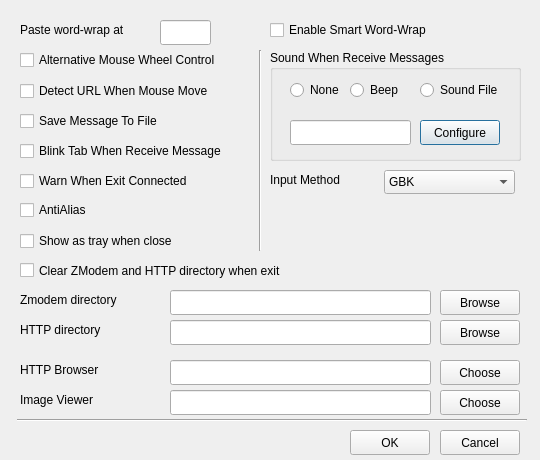
The window that src/ui/prefdialog.ui (adaptee/qterm-hack) describes before a commit, drawn with Qt 5.
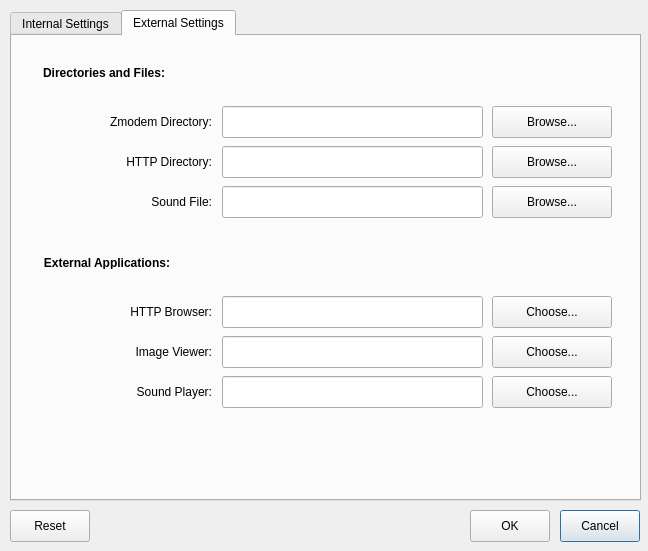
The same window after the commit. The open tabs and pages were chosen to show the change.

Commit message: New preference dialog

The edit to the form file:
```diff
--- a/src/ui/prefdialog.ui
+++ b/src/ui/prefdialog.ui
@@ -8,410 +8,38 @@
    <rect>
     <x>0</x>
     <y>0</y>
-    <width>540</width>
-    <height>460</height>
+    <width>648</width>
+    <height>551</height>
    </rect>
   </property>
+  <property name="sizePolicy" >
+   <sizepolicy vsizetype="Fixed" hsizetype="Fixed" >
+    <horstretch>0</horstretch>
+    <verstretch>0</verstretch>
+   </sizepolicy>
+  </property>
   <property name="minimumSize" >
    <size>
-    <width>540</width>
-    <height>460</height>
+    <width>648</width>
+    <height>551</height>
    </size>
   </property>
   <property name="maximumSize" >
    <size>
-    <width>540</width>
-    <height>460</height>
+    <width>648</width>
+    <height>551</height>
    </size>
   </property>
   <property name="windowTitle" >
    <string>Preference</string>
   </property>
-  <widget class="QCheckBox" name="wheelCheckBox" >
-   <property name="geometry" >
-    <rect>
-     <x>20</x>
-     <y>50</y>
-     <width>240</width>
-     <height>20</height>
-    </rect>
-   </property>
-   <property name="text" >
-    <string>Alternative Mouse Wheel Control</string>
-   </property>
-  </widget>
-  <widget class="QCheckBox" name="saveCheckBox" >
-   <property name="geometry" >
-    <rect>
-     <x>20</x>
-     <y>110</y>
-     <width>190</width>
-     <height>22</height>
-    </rect>
-   </property>
-   <property name="text" >
-    <string>Save Message To File</string>
-   </property>
-  </widget>
-  <widget class="QCheckBox" name="warnCheckBox" >
-   <property name="geometry" >
-    <rect>
-     <x>20</x>
-     <y>170</y>
-     <width>220</width>
-     <height>22</height>
-    </rect>
-   </property>
-   <property name="text" >
-    <string>Warn When Exit Connected</string>
-   </property>
-  </widget>
-  <widget class="QCheckBox" name="urlCheckBox" >
-   <property name="geometry" >
-    <rect>
-     <x>20</x>
-     <y>80</y>
-     <width>240</width>
-     <height>22</height>
-    </rect>
-   </property>
-   <property name="text" >
-    <string>Detect URL When Mouse Move</string>
-   </property>
-  </widget>
-  <widget class="QCheckBox" name="blinkCheckBox" >
-   <property name="geometry" >
-    <rect>
-     <x>20</x>
-     <y>140</y>
-     <width>260</width>
-     <height>22</height>
-    </rect>
-   </property>
-   <property name="text" >
-    <string>Blink Tab When Receive Message</string>
-   </property>
-  </widget>
-  <widget class="QLabel" name="TextLabel1_2" >
-   <property name="geometry" >
-    <rect>
-     <x>20</x>
-     <y>20</y>
-     <width>160</width>
-     <height>20</height>
-    </rect>
-   </property>
-   <property name="text" >
-    <string>Paste word-wrap at</string>
-   </property>
-  </widget>
-  <widget class="QLineEdit" name="wordLineEdit3" >
-   <property name="geometry" >
-    <rect>
-     <x>160</x>
-     <y>20</y>
-     <width>51</width>
-     <height>25</height>
-    </rect>
-   </property>
-  </widget>
-  <widget class="QGroupBox" name="groupBox" >
-   <property name="geometry" >
-    <rect>
-     <x>270</x>
-     <y>50</y>
-     <width>251</width>
-     <height>111</height>
-    </rect>
-   </property>
-   <property name="title" >
-    <string>Sound When Receive Messages</string>
-   </property>
-   <widget class="QRadioButton" name="noneRadioButton" >
-    <property name="geometry" >
-     <rect>
-      <x>20</x>
-      <y>30</y>
-      <width>71</width>
-      <height>20</height>
-     </rect>
-    </property>
-    <property name="text" >
-     <string>None</string>
-    </property>
-   </widget>
-   <widget class="QRadioButton" name="beepRadioButton" >
-    <property name="geometry" >
-     <rect>
-      <x>80</x>
-      <y>30</y>
-      <width>71</width>
-      <height>20</height>
-     </rect>
-    </property>
-    <property name="text" >
-     <string>Beep</string>
-    </property>
-   </widget>
-   <widget class="QRadioButton" name="fileRadioButton" >
-    <property name="geometry" >
-     <rect>
-      <x>150</x>
-      <y>30</y>
-      <width>91</width>
-      <height>20</height>
-     </rect>
-    </property>
-    <property name="text" >
-     <string>Sound File</string>
-    </property>
-   </widget>
-   <widget class="QLineEdit" name="wavefileLineEdit" >
-    <property name="geometry" >
-     <rect>
-      <x>20</x>
-      <y>70</y>
-      <width>121</width>
-      <height>25</height>
-     </rect>
-    </property>
-   </widget>
-   <widget class="QPushButton" name="selectsoundPushButton" >
-    <property name="geometry" >
-     <rect>
-      <x>150</x>
-      <y>70</y>
-      <width>80</width>
-      <height>25</height>
-     </rect>
-    </property>
-    <property name="text" >
-     <string>Configure</string>
-    </property>
-   </widget>
-  </widget>
-  <widget class="QCheckBox" name="smartCheckBox" >
-   <property name="geometry" >
-    <rect>
-     <x>270</x>
-     <y>20</y>
-     <width>200</width>
-     <height>20</height>
-    </rect>
-   </property>
-   <property name="text" >
-    <string>Enable Smart Word-Wrap</string>
-   </property>
-  </widget>
-  <widget class="QCheckBox" name="clearCheckBox" >
-   <property name="geometry" >
-    <rect>
-     <x>20</x>
-     <y>260</y>
-     <width>370</width>
-     <height>21</height>
-    </rect>
-   </property>
-   <property name="text" >
-    <string>Clear ZModem and HTTP directory when exit</string>
-   </property>
-  </widget>
-  <widget class="QCheckBox" name="aacheckBox" >
-   <property name="geometry" >
-    <rect>
-     <x>20</x>
-     <y>200</y>
-     <width>110</width>
-     <height>20</height>
-    </rect>
-   </property>
-   <property name="text" >
-    <string>AntiAlias</string>
-   </property>
-  </widget>
-  <widget class="QCheckBox" name="trayCheckBox" >
-   <property name="geometry" >
-    <rect>
-     <x>20</x>
-     <y>230</y>
-     <width>220</width>
-     <height>22</height>
-    </rect>
-   </property>
-   <property name="text" >
-    <string>Show as tray when close</string>
-   </property>
-  </widget>
-  <widget class="QLabel" name="textLabel1" >
-   <property name="geometry" >
-    <rect>
-     <x>20</x>
-     <y>290</y>
-     <width>140</width>
-     <height>20</height>
-    </rect>
-   </property>
-   <property name="text" >
-    <string>Zmodem directory</string>
-   </property>
-  </widget>
-  <widget class="QLabel" name="textLabel1_3" >
-   <property name="geometry" >
-    <rect>
-     <x>20</x>
-     <y>320</y>
-     <width>120</width>
-     <height>20</height>
-    </rect>
-   </property>
-   <property name="text" >
-    <string>HTTP directory</string>
-   </property>
-  </widget>
-  <widget class="QLabel" name="TextLabel3" >
-   <property name="geometry" >
-    <rect>
-     <x>20</x>
-     <y>360</y>
-     <width>100</width>
-     <height>20</height>
-    </rect>
-   </property>
-   <property name="text" >
-    <string>HTTP Browser</string>
-   </property>
-  </widget>
-  <widget class="QLabel" name="textLabel1_2" >
-   <property name="geometry" >
-    <rect>
-     <x>20</x>
-     <y>390</y>
-     <width>100</width>
-     <height>20</height>
-    </rect>
-   </property>
-   <property name="text" >
-    <string>Image Viewer</string>
-   </property>
-  </widget>
-  <widget class="QPushButton" name="browsePushButton" >
-   <property name="geometry" >
-    <rect>
-     <x>440</x>
-     <y>290</y>
-     <width>80</width>
-     <height>25</height>
-    </rect>
-   </property>
-   <property name="text" >
-    <string>Browse</string>
-   </property>
-  </widget>
-  <widget class="QPushButton" name="poolPushButton" >
-   <property name="geometry" >
-    <rect>
-     <x>440</x>
-     <y>320</y>
-     <width>80</width>
-     <height>25</height>
-    </rect>
-   </property>
-   <property name="text" >
-    <string>Browse</string>
-   </property>
-  </widget>
-  <widget class="QLineEdit" name="poolLineEdit" >
-   <property name="geometry" >
-    <rect>
-     <x>170</x>
-     <y>320</y>
-     <width>261</width>
-     <height>25</height>
-    </rect>
-   </property>
-  </widget>
-  <widget class="QLineEdit" name="zmodemLineEdit" >
-   <property name="geometry" >
-    <rect>
-     <x>170</x>
-     <y>290</y>
-     <width>261</width>
-     <height>25</height>
-    </rect>
-   </property>
-  </widget>
-  <widget class="QPushButton" name="choosehttpPushButton" >
-   <property name="geometry" >
-    <rect>
-     <x>440</x>
-     <y>360</y>
-     <width>80</width>
-     <height>25</height>
-    </rect>
-   </property>
-   <property name="text" >
-    <string>Choose</string>
-   </property>
-  </widget>
-  <widget class="QPushButton" name="imagePushButton" >
-   <property name="geometry" >
-    <rect>
-     <x>440</x>
-     <y>390</y>
-     <width>80</width>
-     <height>25</height>
-    </rect>
-   </property>
-   <property name="text" >
-    <string>Choose</string>
-   </property>
-  </widget>
-  <widget class="QLineEdit" name="imageLineEdit" >
-   <property name="geometry" >
-    <rect>
-     <x>170</x>
-     <y>390</y>
-     <width>261</width>
-     <height>25</height>
-    </rect>
-   </property>
-  </widget>
-  <widget class="QLineEdit" name="httpLineEdit" >
-   <property name="geometry" >
-    <rect>
-     <x>170</x>
-     <y>360</y>
-     <width>261</width>
-     <height>25</height>
-    </rect>
-   </property>
-  </widget>
-  <widget class="Line" name="Line1" >
-   <property name="geometry" >
-    <rect>
-     <x>17</x>
-     <y>410</y>
-     <width>510</width>
-     <height>20</height>
-    </rect>
-   </property>
-   <property name="frameShape" >
-    <enum>QFrame::HLine</enum>
-   </property>
-   <property name="frameShadow" >
-    <enum>QFrame::Sunken</enum>
-   </property>
-   <property name="orientation" >
-    <enum>Qt::Horizontal</enum>
-   </property>
-  </widget>
   <widget class="QPushButton" name="cancelPushButton" >
    <property name="geometry" >
     <rect>
-     <x>440</x>
-     <y>430</y>
+     <x>560</x>
+     <y>510</y>
      <width>80</width>
-     <height>25</height>
+     <height>32</height>
     </rect>
    </property>
    <property name="text" >
@@ -421,62 +49,605 @@
   <widget class="QPushButton" name="okPushButton" >
    <property name="geometry" >
     <rect>
-     <x>350</x>
-     <y>430</y>
+     <x>470</x>
+     <y>510</y>
      <width>80</width>
-     <height>25</height>
+     <height>32</height>
     </rect>
    </property>
    <property name="text" >
     <string>OK</string>
    </property>
   </widget>
-  <widget class="QLabel" name="TextLabel1" >
+  <widget class="QTabWidget" name="tabWidget" >
    <property name="geometry" >
     <rect>
-     <x>270</x>
-     <y>170</y>
-     <width>101</width>
-     <height>20</height>
+     <x>10</x>
+     <y>10</y>
+     <width>631</width>
+     <height>491</height>
+    </rect>
+   </property>
+   <property name="sizePolicy" >
+    <sizepolicy vsizetype="Fixed" hsizetype="Fixed" >
+     <horstretch>0</horstretch>
+     <verstretch>0</verstretch>
+    </sizepolicy>
+   </property>
+   <property name="currentIndex" >
+    <number>0</number>
+   </property>
+   <widget class="QWidget" name="tab_2" >
+    <property name="geometry" >
+     <rect>
+      <x>0</x>
+      <y>0</y>
+      <width>619</width>
+      <height>450</height>
+     </rect>
+    </property>
+    <attribute name="title" >
+     <string>Internal Settings</string>
+    </attribute>
+    <widget class="QCheckBox" name="wheelCheckBox" >
+     <property name="geometry" >
+      <rect>
+       <x>190</x>
+       <y>150</y>
+       <width>411</width>
+       <height>32</height>
+      </rect>
+     </property>
+     <property name="text" >
+      <string>Alternative Mouse Wheel Control</string>
+     </property>
+    </widget>
+    <widget class="QCheckBox" name="aacheckBox" >
+     <property name="geometry" >
+      <rect>
+       <x>190</x>
+       <y>310</y>
+       <width>411</width>
+       <height>32</height>
+      </rect>
+     </property>
+     <property name="text" >
+      <string>Anti-Aliasing</string>
+     </property>
+    </widget>
+    <widget class="QCheckBox" name="warnCheckBox" >
+     <property name="geometry" >
+      <rect>
+       <x>190</x>
+       <y>270</y>
+       <width>411</width>
+       <height>32</height>
+      </rect>
+     </property>
+     <property name="text" >
+      <string>Warn When Exit Connected</string>
+     </property>
+    </widget>
+    <widget class="QCheckBox" name="trayCheckBox" >
+     <property name="geometry" >
+      <rect>
+       <x>190</x>
+       <y>350</y>
+       <width>411</width>
+       <height>32</height>
+      </rect>
+     </property>
+     <property name="text" >
+      <string>Show System Tray Icon</string>
+     </property>
+    </widget>
+    <widget class="QLabel" name="TextLabel1_2" >
+     <property name="geometry" >
+      <rect>
+       <x>20</x>
+       <y>110</y>
+       <width>160</width>
+       <height>32</height>
+      </rect>
+     </property>
+     <property name="text" >
+      <string>Paste Word-Wrap at:</string>
+     </property>
+     <property name="alignment" >
+      <set>Qt::AlignRight|Qt::AlignTrailing|Qt::AlignVCenter</set>
+     </property>
+    </widget>
+    <widget class="QCheckBox" name="blinkCheckBox" >
+     <property name="geometry" >
+      <rect>
+       <x>190</x>
+       <y>230</y>
+       <width>411</width>
+       <height>32</height>
+      </rect>
+     </property>
+     <property name="text" >
+      <string>Blink Tab When Receive Message</string>
+     </property>
+    </widget>
+    <widget class="QCheckBox" name="clearCheckBox" >
+     <property name="geometry" >
+      <rect>
+       <x>190</x>
+       <y>390</y>
+       <width>411</width>
+       <height>32</height>
+      </rect>
+     </property>
+     <property name="text" >
+      <string>Clear ZModem and HTTP directory When Exit</string>
+     </property>
+    </widget>
+    <widget class="QCheckBox" name="urlCheckBox" >
+     <property name="geometry" >
+      <rect>
+       <x>190</x>
+       <y>190</y>
+       <width>411</width>
+       <height>32</height>
+      </rect>
+     </property>
+     <property name="text" >
+      <string>Detect URL When Mouse Move</string>
+     </property>
+    </widget>
+    <widget class="QLabel" name="TextLabel1" >
+     <property name="geometry" >
+      <rect>
+       <x>20</x>
+       <y>70</y>
+       <width>160</width>
+       <height>32</height>
+      </rect>
+     </property>
+     <property name="text" >
+      <string>Input Method:</string>
+     </property>
+     <property name="alignment" >
+      <set>Qt::AlignRight|Qt::AlignTrailing|Qt::AlignVCenter</set>
+     </property>
+     <property name="buddy" >
+      <cstring>ximComboBox</cstring>
+     </property>
+    </widget>
+    <widget class="QComboBox" name="ximComboBox" >
+     <property name="geometry" >
+      <rect>
+       <x>190</x>
+       <y>70</y>
+       <width>411</width>
+       <height>32</height>
+      </rect>
+     </property>
+     <item>
+      <property name="text" >
+       <string>GBK</string>
+      </property>
+     </item>
+     <item>
+      <property name="text" >
+       <string>BIG5</string>
+      </property>
+     </item>
+    </widget>
+    <widget class="QWidget" name="layoutWidget_2" >
+     <property name="geometry" >
+      <rect>
+       <x>20</x>
+       <y>20</y>
+       <width>581</width>
+       <height>34</height>
+      </rect>
+     </property>
+     <layout class="QHBoxLayout" name="horizontalLayout_3" >
+      <item>
+       <widget class="QLabel" name="boldLabel_3" >
+        <property name="font" >
+         <font>
+          <weight>75</weight>
+          <bold>true</bold>
+         </font>
+        </property>
+        <property name="text" >
+         <string>Miscellaneous Options:</string>
+        </property>
+        <property name="alignment" >
+         <set>Qt::AlignRight|Qt::AlignTrailing|Qt::AlignVCenter</set>
+        </property>
+       </widget>
+      </item>
+      <item>
+       <spacer name="horizontalSpacer_7" >
+        <property name="orientation" >
+         <enum>Qt::Horizontal</enum>
+        </property>
+        <property name="sizeHint" stdset="0" >
+         <size>
+          <width>368</width>
+          <height>32</height>
+         </size>
+        </property>
+       </spacer>
+      </item>
+     </layout>
+    </widget>
+    <widget class="QSpinBox" name="wordSpinBox" >
+     <property name="geometry" >
+      <rect>
+       <x>190</x>
+       <y>110</y>
+       <width>411</width>
+       <height>32</height>
+      </rect>
+     </property>
+    </widget>
+   </widget>
+   <widget class="QWidget" name="tab" >
+    <property name="geometry" >
+     <rect>
+      <x>0</x>
+      <y>0</y>
+      <width>619</width>
+      <height>450</height>
+     </rect>
+    </property>
+    <attribute name="title" >
+     <string>External Settings</string>
+    </attribute>
+    <widget class="QLineEdit" name="httpLineEdit" >
+     <property name="geometry" >
+      <rect>
+       <x>210</x>
+       <y>260</y>
+       <width>261</width>
+       <height>32</height>
+      </rect>
+     </property>
+    </widget>
+    <widget class="QLabel" name="textLabel1_2" >
+     <property name="geometry" >
+      <rect>
+       <x>40</x>
+       <y>300</y>
+       <width>160</width>
+       <height>32</height>
+      </rect>
+     </property>
+     <property name="text" >
+      <string>Image Viewer:</string>
+     </property>
+     <property name="alignment" >
+      <set>Qt::AlignRight|Qt::AlignTrailing|Qt::AlignVCenter</set>
+     </property>
+     <property name="buddy" >
+      <cstring>imageLineEdit</cstring>
+     </property>
+    </widget>
+    <widget class="QPushButton" name="choosehttpPushButton" >
+     <property name="geometry" >
+      <rect>
+       <x>480</x>
+       <y>260</y>
+       <width>120</width>
+       <height>32</height>
+      </rect>
+     </property>
+     <property name="text" >
+      <string>Choose...</string>
+     </property>
+    </widget>
+    <widget class="QLabel" name="TextLabel3" >
+     <property name="geometry" >
+      <rect>
+       <x>40</x>
+       <y>260</y>
+       <width>160</width>
+       <height>32</height>
+      </rect>
+     </property>
+     <property name="text" >
+      <string>HTTP Browser:</string>
+     </property>
+     <property name="alignment" >
+      <set>Qt::AlignRight|Qt::AlignTrailing|Qt::AlignVCenter</set>
+     </property>
+     <property name="buddy" >
+      <cstring>httpLineEdit</cstring>
+     </property>
+    </widget>
+    <widget class="QLineEdit" name="imageLineEdit" >
+     <property name="geometry" >
+      <rect>
+       <x>210</x>
+       <y>300</y>
+       <width>261</width>
+       <height>32</height>
+      </rect>
+     </property>
+    </widget>
+    <widget class="QPushButton" name="imagePushButton" >
+     <property name="geometry" >
+      <rect>
+       <x>480</x>
+       <y>300</y>
+       <width>120</width>
+       <height>32</height>
+      </rect>
+     </property>
+     <property name="text" >
+      <string>Choose...</string>
+     </property>
+    </widget>
+    <widget class="QPushButton" name="selectsoundPushButton" >
+     <property name="geometry" >
+      <rect>
+       <x>480</x>
+       <y>340</y>
+       <width>120</width>
+       <height>32</height>
+      </rect>
+     </property>
+     <property name="text" >
+      <string>Choose...</string>
+     </property>
+    </widget>
+    <widget class="QLabel" name="textLabel1_4" >
+     <property name="geometry" >
+      <rect>
+       <x>40</x>
+       <y>340</y>
+       <width>160</width>
+       <height>32</height>
+      </rect>
+     </property>
+     <property name="text" >
+      <string>Sound Player:</string>
+     </property>
+     <property name="alignment" >
+      <set>Qt::AlignRight|Qt::AlignTrailing|Qt::AlignVCenter</set>
+     </property>
+     <property name="buddy" >
+      <cstring>playerLineEdit</cstring>
+     </property>
+    </widget>
+    <widget class="QWidget" name="layoutWidget" >
+     <property name="geometry" >
+      <rect>
+       <x>20</x>
+       <y>210</y>
+       <width>581</width>
+       <height>34</height>
+      </rect>
+     </property>
+     <layout class="QHBoxLayout" name="horizontalLayout" >
+      <item>
+       <widget class="QLabel" name="boldLabel_1" >
+        <property name="font" >
+         <font>
+          <weight>75</weight>
+          <bold>true</bold>
+         </font>
+        </property>
+        <property name="text" >
+         <string>External Applications:</string>
+        </property>
+        <property name="alignment" >
+         <set>Qt::AlignRight|Qt::AlignTrailing|Qt::AlignVCenter</set>
+        </property>
+       </widget>
+      </item>
+      <item>
+       <spacer name="horizontalSpacer_7" >
+        <property name="orientation" >
+         <enum>Qt::Horizontal</enum>
+        </property>
+        <property name="sizeHint" stdset="0" >
+         <size>
+          <width>368</width>
+          <height>32</height>
+         </size>
+        </property>
+       </spacer>
+      </item>
+     </layout>
+    </widget>
+    <widget class="QLineEdit" name="playerLineEdit" >
+     <property name="geometry" >
+      <rect>
+       <x>210</x>
+       <y>340</y>
+       <width>261</width>
+       <height>32</height>
+      </rect>
+     </property>
+    </widget>
+    <widget class="QLineEdit" name="poolLineEdit" >
+     <property name="geometry" >
+      <rect>
+       <x>210</x>
+       <y>110</y>
+       <width>261</width>
+       <height>32</height>
+      </rect>
+     </property>
+    </widget>
+    <widget class="QPushButton" name="poolPushButton" >
+     <property name="geometry" >
+      <rect>
+       <x>480</x>
+       <y>110</y>
+       <width>120</width>
+       <height>32</height>
+      </rect>
+     </property>
+     <property name="text" >
+      <string>Browse...</string>
+     </property>
+    </widget>
+    <widget class="QLabel" name="textLabel1_3" >
+     <property name="geometry" >
+      <rect>
+       <x>40</x>
+       <y>110</y>
+       <width>160</width>
+       <height>32</height>
+      </rect>
+     </property>
+     <property name="text" >
+      <string>HTTP Directory:</string>
+     </property>
+     <property name="alignment" >
+      <set>Qt::AlignRight|Qt::AlignTrailing|Qt::AlignVCenter</set>
+     </property>
+     <property name="buddy" >
+      <cstring>poolLineEdit</cstring>
+     </property>
+    </widget>
+    <widget class="QLineEdit" name="zmodemLineEdit" >
+     <property name="geometry" >
+      <rect>
+       <x>210</x>
+       <y>70</y>
+       <width>261</width>
+       <height>32</height>
+      </rect>
+     </property>
+    </widget>
+    <widget class="QPushButton" name="selectPlayerPushButton" >
+     <property name="geometry" >
+      <rect>
+       <x>480</x>
+       <y>150</y>
+       <width>120</width>
+       <height>32</height>
+      </rect>
+     </property>
+     <property name="text" >
+      <string>Browse...</string>
+     </property>
+    </widget>
+    <widget class="QLabel" name="textLabel1" >
+     <property name="geometry" >
+      <rect>
+       <x>40</x>
+       <y>70</y>
+       <width>160</width>
+       <height>32</height>
+      </rect>
+     </property>
+     <property name="text" >
+      <string>Zmodem Directory:</string>
+     </property>
+     <property name="alignment" >
+      <set>Qt::AlignRight|Qt::AlignTrailing|Qt::AlignVCenter</set>
+     </property>
+     <property name="buddy" >
+      <cstring>zmodemLineEdit</cstring>
+     </property>
+    </widget>
+    <widget class="QLineEdit" name="wavefileLineEdit" >
+     <property name="geometry" >
+      <rect>
+       <x>210</x>
+       <y>150</y>
+       <width>261</width>
+       <height>32</height>
+      </rect>
+     </property>
+    </widget>
+    <widget class="QWidget" name="layoutWidget_3" >
+     <property name="geometry" >
+      <rect>
+       <x>20</x>
+       <y>20</y>
+       <width>581</width>
+       <height>34</height>
+      </rect>
+     </property>
+     <layout class="QHBoxLayout" name="horizontalLayout_2" >
+      <item>
+       <widget class="QLabel" name="boldLabel_2" >
+        <property name="font" >
+         <font>
+          <weight>75</weight>
+          <bold>true</bold>
+         </font>
+        </property>
+        <property name="text" >
+         <string>Directories and Files:</string>
+        </property>
+        <property name="alignment" >
+         <set>Qt::AlignRight|Qt::AlignTrailing|Qt::AlignVCenter</set>
+        </property>
+       </widget>
+      </item>
+      <item>
+       <spacer name="horizontalSpacer_8" >
+        <property name="orientation" >
+         <enum>Qt::Horizontal</enum>
+        </property>
+        <property name="sizeHint" stdset="0" >
+         <size>
+          <width>368</width>
+          <height>32</height>
+         </size>
+        </property>
+       </spacer>
+      </item>
+     </layout>
+    </widget>
+    <widget class="QPushButton" name="browsePushButton" >
+     <property name="geometry" >
+      <rect>
+       <x>480</x>
+       <y>70</y>
+       <width>120</width>
+       <height>32</height>
+      </rect>
+     </property>
+     <property name="text" >
+      <string>Browse...</string>
+     </property>
+    </widget>
+    <widget class="QLabel" name="textLabel1_5" >
+     <property name="geometry" >
+      <rect>
+       <x>40</x>
+       <y>150</y>
+       <width>160</width>
+       <height>32</height>
+      </rect>
+     </property>
+     <property name="text" >
+      <string>Sound File:</string>
+     </property>
+     <property name="alignment" >
+      <set>Qt::AlignRight|Qt::AlignTrailing|Qt::AlignVCenter</set>
+     </property>
+     <property name="buddy" >
+      <cstring>wavefileLineEdit</cstring>
+     </property>
+    </widget>
+   </widget>
+  </widget>
+  <widget class="QPushButton" name="resetPushButton" >
+   <property name="geometry" >
+    <rect>
+     <x>10</x>
+     <y>510</y>
+     <width>80</width>
+     <height>32</height>
     </rect>
    </property>
    <property name="text" >
-    <string>Input Method</string>
+    <string>Reset</string>
    </property>
   </widget>
-  <widget class="Line" name="line" >
-   <property name="geometry" >
-    <rect>
-     <x>250</x>
-     <y>50</y>
-     <width>20</width>
-     <height>201</height>
-    </rect>
-   </property>
-   <property name="orientation" >
-    <enum>Qt::Vertical</enum>
-   </property>
-  </widget>
-  <widget class="QComboBox" name="ximComboBox" >
-   <property name="geometry" >
-    <rect>
-     <x>384</x>
-     <y>170</y>
-     <width>131</width>
-     <height>24</height>
-    </rect>
-   </property>
-   <item>
-    <property name="text" >
-     <string>GBK</string>
-    </property>
-   </item>
-   <item>
-    <property name="text" >
-     <string>BIG5</string>
-    </property>
-   </item>
-  </widget>
  </widget>
  <layoutdefault spacing="6" margin="11" />
  <pixmapfunction>qPixmapFromMimeSource</pixmapfunction>
```
Left out of the diff: 119 changed lines with no effect on the pictures. The commit also changes 2 other files.
